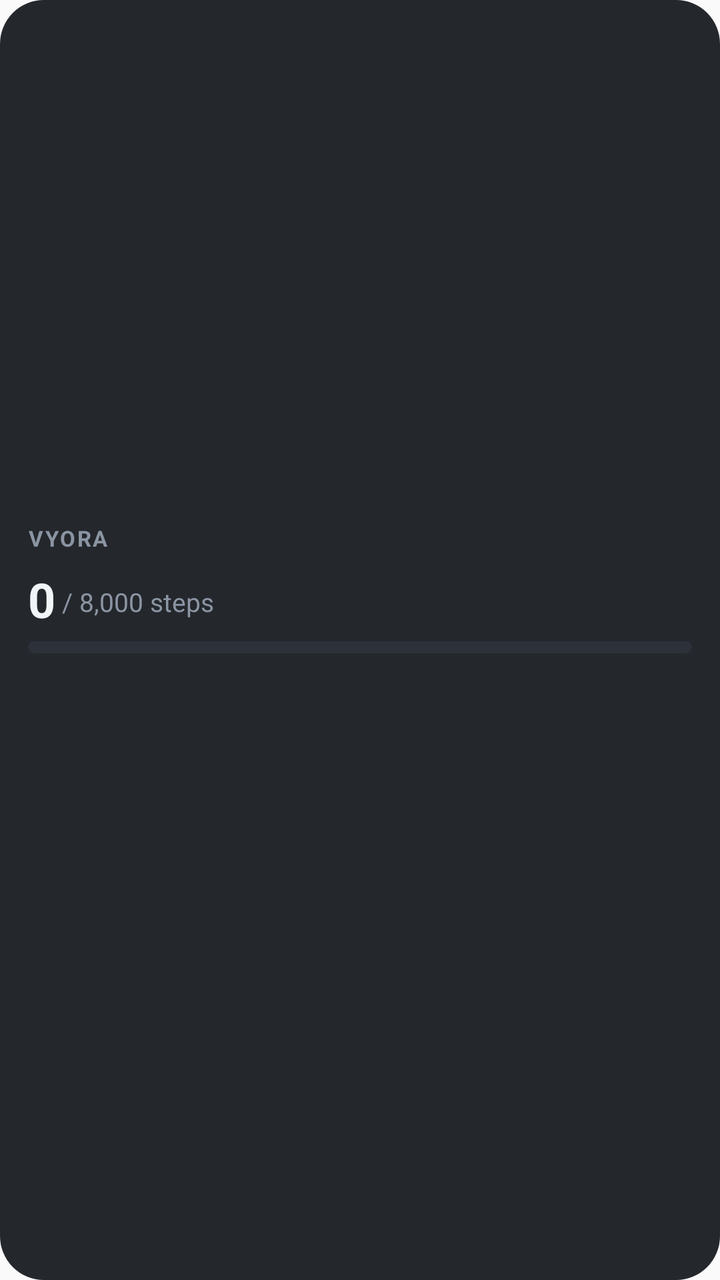
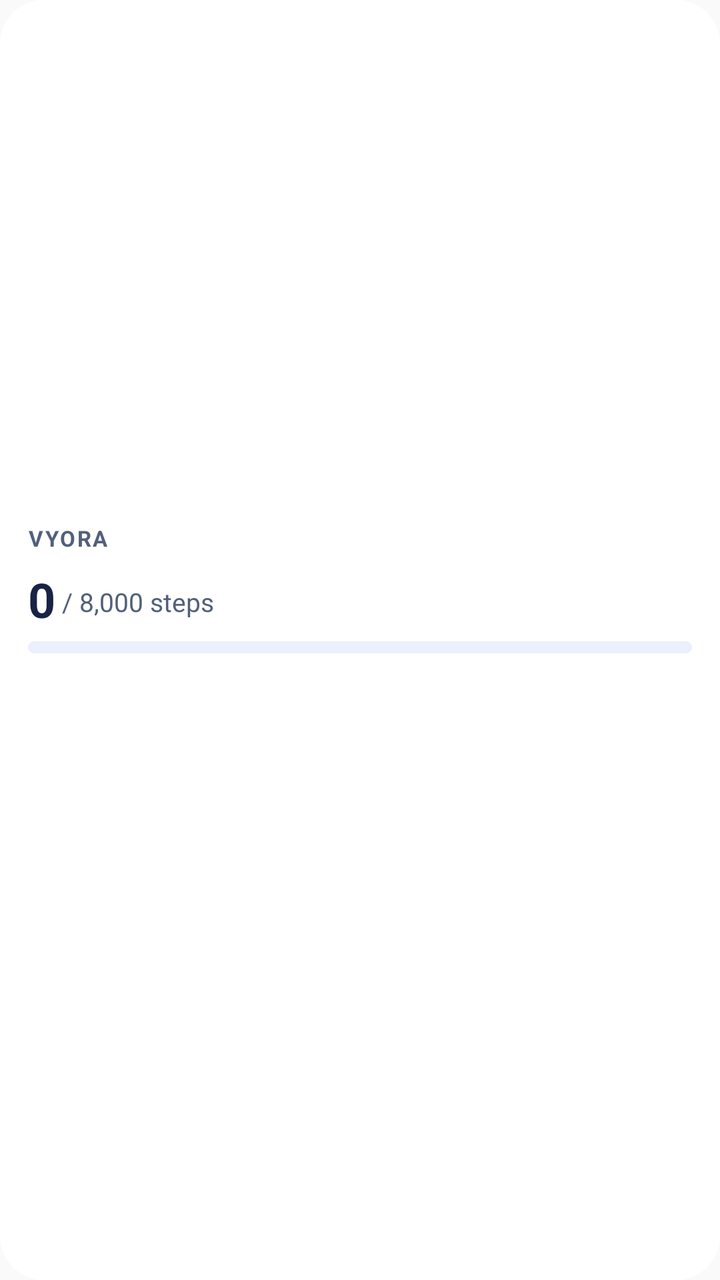

Two renders of the same Android screen: before a commit and after it. Below are the layout's source before the change and the commit's diff.
<!-- AndroidManifest.xml: application theme AppTheme -->
<!-- res/layout/widget_mm.xml -->
<?xml version="1.0" encoding="utf-8"?>
<LinearLayout xmlns:android="http://schemas.android.com/apk/res/android"
    android:id="@+id/w_root"
    android:layout_width="match_parent"
    android:layout_height="match_parent"
    android:background="@drawable/widget_bg"
    android:orientation="vertical"
    android:gravity="center_vertical"
    android:padding="14dp">

    <LinearLayout
        android:layout_width="match_parent"
        android:layout_height="wrap_content"
        android:orientation="horizontal"
        android:gravity="center_vertical">
        <TextView
            android:layout_width="0dp"
            android:layout_height="wrap_content"
            android:layout_weight="1"
            android:text="VYORA"
            android:textColor="#8B95A3"
            android:textSize="11sp"
            android:textStyle="bold"
            android:letterSpacing="0.08" />
        <TextView
            android:id="@+id/w_streak"
            android:layout_width="wrap_content"
            android:layout_height="wrap_content"
            android:textColor="#00E5FF"
            android:textSize="12sp"
            android:textStyle="bold" />
    </LinearLayout>

    <LinearLayout
        android:layout_width="match_parent"
        android:layout_height="wrap_content"
        android:layout_marginTop="6dp"
        android:orientation="horizontal"
        android:gravity="bottom">
        <TextView
            android:id="@+id/w_steps"
            android:layout_width="wrap_content"
            android:layout_height="wrap_content"
            android:text="0"
            android:textColor="#F2F5F7"
            android:textSize="24sp"
            android:textStyle="bold" />
        <TextView
            android:id="@+id/w_steps_goal"
            android:layout_width="wrap_content"
            android:layout_height="wrap_content"
            android:layout_marginBottom="3dp"
            android:text=" / 8,000 steps"
            android:textColor="#8B95A3"
            android:textSize="13sp" />
    </LinearLayout>

    <ProgressBar
        android:id="@+id/w_steps_bar"
        style="?android:attr/progressBarStyleHorizontal"
        android:layout_width="match_parent"
        android:layout_height="6dp"
        android:layout_marginTop="5dp"
        android:max="100"
        android:progress="0"
        android:progressDrawable="@drawable/widget_progress" />

    <LinearLayout
        android:id="@+id/w_money_row"
        android:layout_width="match_parent"
        android:layout_height="wrap_content"
        android:layout_marginTop="8dp"
        android:orientation="horizontal"
        android:gravity="center_vertical">
        <TextView
            android:id="@+id/w_money"
            android:layout_width="wrap_content"
            android:layout_height="wrap_content"
            android:textColor="#F2F5F7"
            android:textSize="15sp"
            android:textStyle="bold"
            android:maxLines="1" />
        <TextView
            android:id="@+id/w_safe"
            android:layout_width="wrap_content"
            android:layout_height="wrap_content"
            android:textColor="#8B95A3"
            android:textSize="13sp"
            android:maxLines="1"
            android:ellipsize="end" />
    </LinearLayout>

    <TextView
        android:id="@+id/w_workout"
        android:layout_width="match_parent"
        android:layout_height="wrap_content"
        android:layout_marginTop="6dp"
        android:textColor="#C9D2DC"
        android:textSize="13sp"
        android:maxLines="1"
        android:ellipsize="end" />
</LinearLayout>
<!-- resources referenced by this layout -->
<resources>
  <!-- drawable widget_bg (drawable) -->
  <?xml version="1.0" encoding="utf-8"?>
  <shape xmlns:android="http://schemas.android.com/apk/res/android" android:shape="rectangle">
      <solid android:color="#F2191C21" />
      <corners android:radius="22dp" />
  </shape>
  <!-- drawable widget_progress (drawable) -->
  <?xml version="1.0" encoding="utf-8"?>
  <layer-list xmlns:android="http://schemas.android.com/apk/res/android">
      <item android:id="@android:id/background">
          <shape android:shape="rectangle">
              <corners android:radius="3dp" />
              <solid android:color="#2C313A" />
          </shape>
      </item>
      <item android:id="@android:id/progress">
          <clip>
              <shape android:shape="rectangle">
                  <corners android:radius="3dp" />
                  <solid android:color="#00E5FF" />
              </shape>
          </clip>
      </item>
  </layer-list>
  <style name="AppTheme" parent="Theme.AppCompat.Light.DarkActionBar">
          
          <item name="colorPrimary">@color/colorPrimary</item>
          <item name="colorPrimaryDark">@color/colorPrimaryDark</item>
          <item name="colorAccent">@color/colorAccent</item>
      </style>
</resources>

<!-- the commit's change to res/layout/widget_mm.xml (unified diff, before → after) -->
@@ -18,7 +18,7 @@
             android:layout_height="wrap_content"
             android:layout_weight="1"
             android:text="VYORA"
-            android:textColor="#8B95A3"
+            android:textColor="#52607A"
             android:textSize="11sp"
             android:textStyle="bold"
             android:letterSpacing="0.08" />
@@ -26,7 +26,7 @@
             android:id="@+id/w_streak"
             android:layout_width="wrap_content"
             android:layout_height="wrap_content"
-            android:textColor="#00E5FF"
+            android:textColor="#3F51D9"
             android:textSize="12sp"
             android:textStyle="bold" />
     </LinearLayout>
@@ -42,7 +42,7 @@
             android:layout_width="wrap_content"
             android:layout_height="wrap_content"
             android:text="0"
-            android:textColor="#F2F5F7"
+            android:textColor="#182345"
             android:textSize="24sp"
             android:textStyle="bold" />
         <TextView
@@ -51,7 +51,7 @@
             android:layout_height="wrap_content"
             android:layout_marginBottom="3dp"
             android:text=" / 8,000 steps"
-            android:textColor="#8B95A3"
+            android:textColor="#52607A"
             android:textSize="13sp" />
     </LinearLayout>
 
@@ -76,7 +76,7 @@
             android:id="@+id/w_money"
             android:layout_width="wrap_content"
             android:layout_height="wrap_content"
-            android:textColor="#F2F5F7"
+            android:textColor="#182345"
             android:textSize="15sp"
             android:textStyle="bold"
             android:maxLines="1" />
@@ -84,7 +84,7 @@
             android:id="@+id/w_safe"
             android:layout_width="wrap_content"
             android:layout_height="wrap_content"
-            android:textColor="#8B95A3"
+            android:textColor="#52607A"
             android:textSize="13sp"
             android:maxLines="1"
             android:ellipsize="end" />
@@ -95,7 +95,7 @@
         android:layout_width="match_parent"
         android:layout_height="wrap_content"
         android:layout_marginTop="6dp"
-        android:textColor="#C9D2DC"
+        android:textColor="#52607A"
         android:textSize="13sp"
         android:maxLines="1"
         android:ellipsize="end" />
<!-- resource entries referenced after the edit -->
@@ -3,7 +3,7 @@
   <!-- drawable widget_bg (drawable) -->
   <?xml version="1.0" encoding="utf-8"?>
   <shape xmlns:android="http://schemas.android.com/apk/res/android" android:shape="rectangle">
-      <solid android:color="#F2191C21" />
+      <solid android:color="#F7FFFFFF" />
       <corners android:radius="22dp" />
   </shape>
   <!-- drawable widget_progress (drawable) -->
@@ -12,14 +12,14 @@
       <item android:id="@android:id/background">
           <shape android:shape="rectangle">
               <corners android:radius="3dp" />
-              <solid android:color="#2C313A" />
+              <solid android:color="#ECEFFC" />
           </shape>
       </item>
       <item android:id="@android:id/progress">
           <clip>
               <shape android:shape="rectangle">
                   <corners android:radius="3dp" />
-                  <solid android:color="#00E5FF" />
+                  <solid android:color="#3F51D9" />
               </shape>
           </clip>
       </item>
